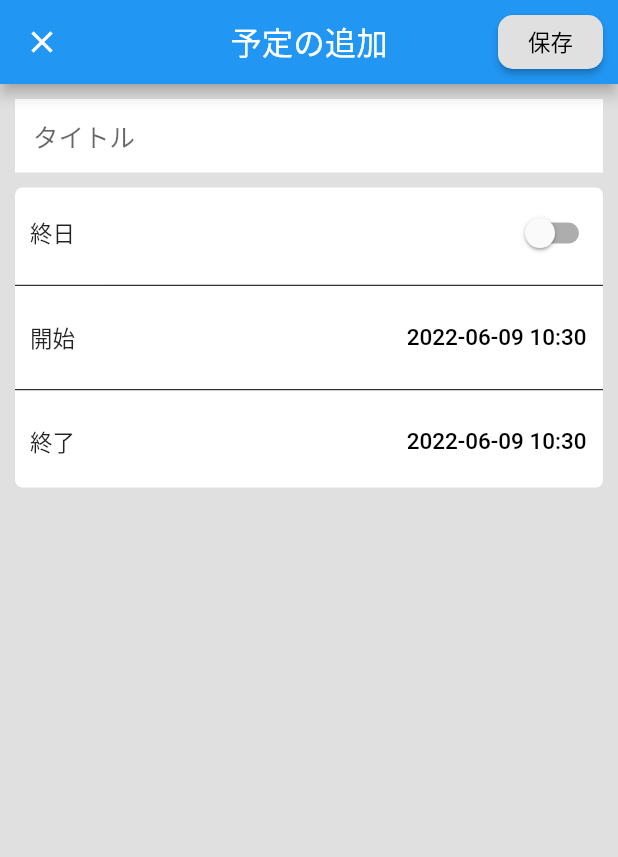
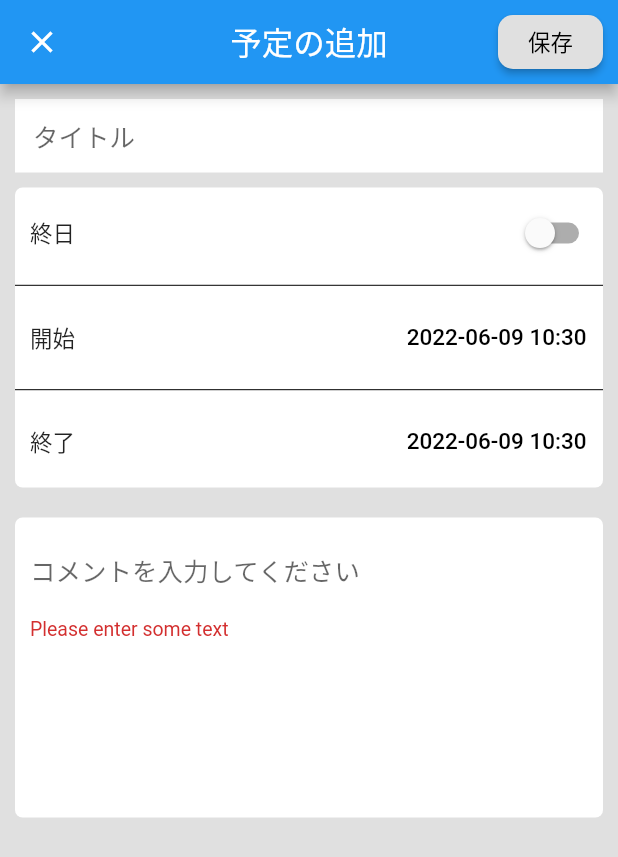
Before and after one commit to kojikokojiko/stv_calender2, a Flutter app: the AddSchedulePage screen opened directly with empty values, on a phone screen of 412 x 824 dp. Shown: the top 857 px of the screen. Run offline on Flutter 3.47's test engine with Material 2 defaults, Android fonts, the phone set to English and light mode, and no system bars; our stand-ins replace carousel_slider, flutter_hooks, flutter_riverpod, freezed_annotation, hooks_riverpod, month_picker_dialog and 2 more.

Commit message:
schedule_model追加

```diff
--- a/lib/view/add_schedule_page.dart
+++ b/lib/view/add_schedule_page.dart
@@ -12,10 +12,12 @@ class AddSchedulePage extends HookConsumerWidget {
 
   @override
   Widget build(BuildContext context, WidgetRef ref) {
+
     final _startDay = useState(selectedDay!);
     final _endDay = useState(selectedDay!);
     final _isAllDay = useState(false);
     return Scaffold(
+      resizeToAvoidBottomInset: false,
       appBar: AppBar(
         title: const Text("予定の追加"),
         centerTitle: true,
@@ -325,6 +327,44 @@ class AddSchedulePage extends HookConsumerWidget {
                   ],
                 ),
               ),
+              Container(
+                margin: EdgeInsets.only(top: 10, bottom: 10),
+                decoration: BoxDecoration(
+                    color: Colors.white,
+                    borderRadius: BorderRadius.circular(5)),
+                width: double.infinity,
+                height: 200,
+                padding: EdgeInsets.all(10),
+                child: TextFormField(
+                  validator: (value) {
+                    if (value == null || value.isEmpty) {
+                      return 'Please enter some text';
+                    }
+                    return null;
+                  },
+                  autovalidateMode:AutovalidateMode.always ,
+                  initialValue:"",
+                  // (isEditing!)? todo!.content:"",
+                  onChanged: (value){
+                    // ref.read(contentProvider.state).update((state) => value);
+                  },
+
+                  onSaved: (value){
+                    // ref.read(contentProvider.state).update((state) => value!);
+                  },
+                  // デフォルトで表示される青い下線を削除
+                  decoration: const InputDecoration(
+                    hintText: "コメントを入力してください",
+                    border: InputBorder.none,
+                  ),
+
+                  // 改行して複数行入力が可能なように、キーボードに改行ボタンを表示
+                  keyboardType: TextInputType.multiline,
+
+                  // 改行できる行数を無制限に設定
+                  maxLines: null,
+                ),
+              )
 
 
             ],
```
Also changed, not shown: lib/model/calender_model.dart (deleted, +0 -12 lines), lib/model/schedule_model.dart (added, +15 -0 lines), lib/view/calender_screen_vm.dart (deleted, +0 -25 lines), lib/model/calender_model.freezed.dart (deleted), lib/model/schedule_model.freezed.dart (added).
